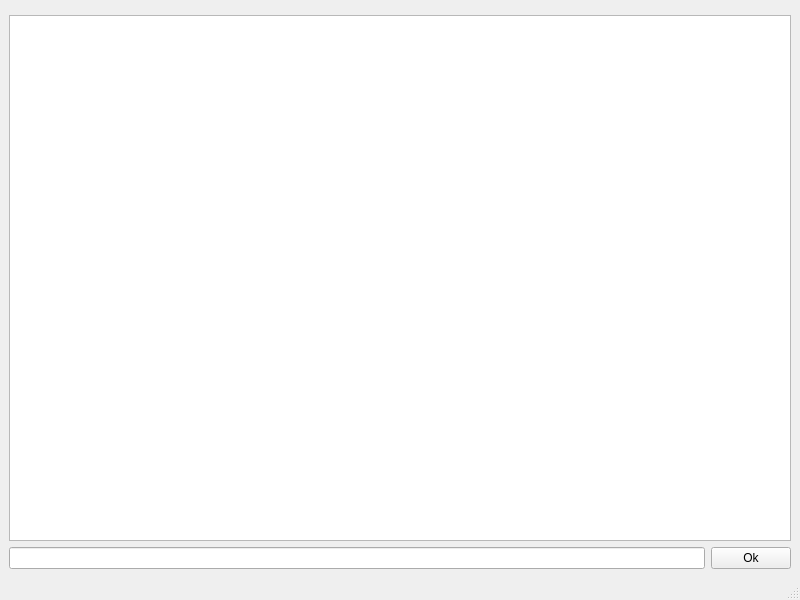
This is MainWindow.ui in simotek/training-repo as Qt 5 draws it before an edit. The edited form follows.
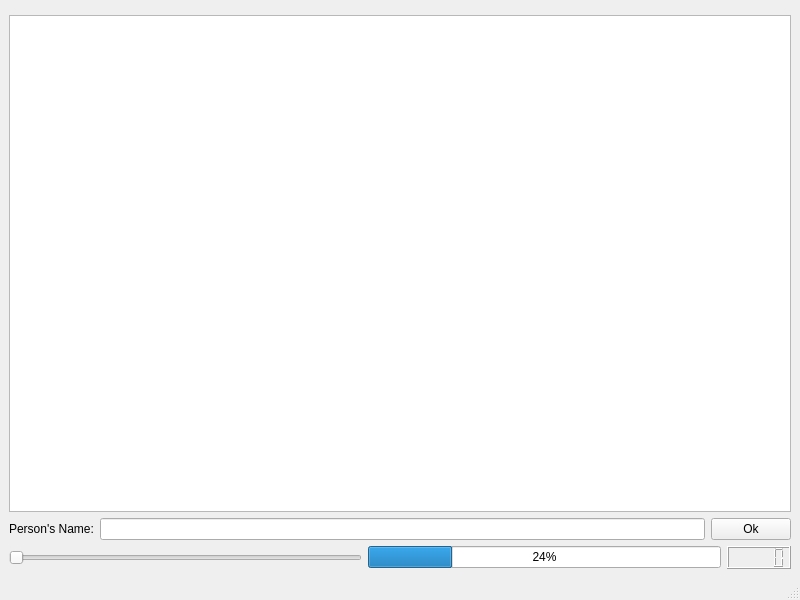
This is the edited form. Custom widgets are drawn as their Qt base class.

```diff
--- a/MainWindow.ui
+++ b/MainWindow.ui
@@ -24,10 +24,17 @@
     <item>
      <layout class="QHBoxLayout" name="horizontalLayout">
       <item>
-       <widget class="QLineEdit" name="lineEdit"/>
+       <widget class="QLabel" name="label">
+        <property name="text">
+         <string>Person's Name:</string>
+        </property>
+       </widget>
       </item>
       <item>
-       <widget class="QPushButton" name="pushButton">
+       <widget class="QLineEdit" name="person"/>
+      </item>
+      <item>
+       <widget class="QPushButton" name="okButton">
         <property name="text">
          <string>Ok</string>
         </property>
@@ -35,6 +42,30 @@
       </item>
      </layout>
     </item>
+    <item>
+     <layout class="QHBoxLayout" name="horizontalLayout_2">
+      <item>
+       <widget class="QSlider" name="horizontalSlider">
+        <property name="maximum">
+         <number>255</number>
+        </property>
+        <property name="orientation">
+         <enum>Qt::Orientation::Horizontal</enum>
+        </property>
+       </widget>
+      </item>
+      <item>
+       <widget class="QProgressBar" name="progressBar">
+        <property name="value">
+         <number>24</number>
+        </property>
+       </widget>
+      </item>
+      <item>
+       <widget class="QLCDNumber" name="lcdNumber"/>
+      </item>
+     </layout>
+    </item>
    </layout>
   </widget>
   <widget class="QMenuBar" name="menubar">
```
Left out of the diff: 37 changed lines with no effect on the pictures.
